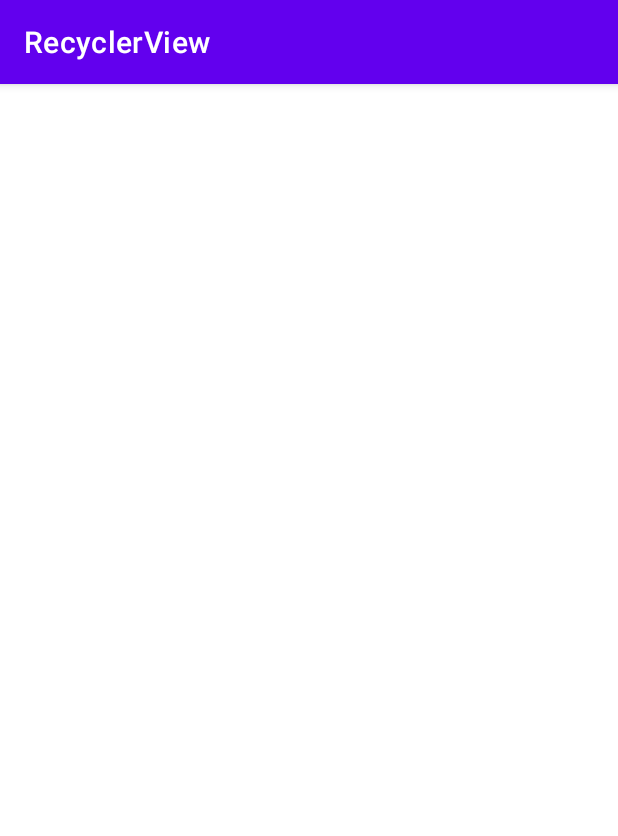
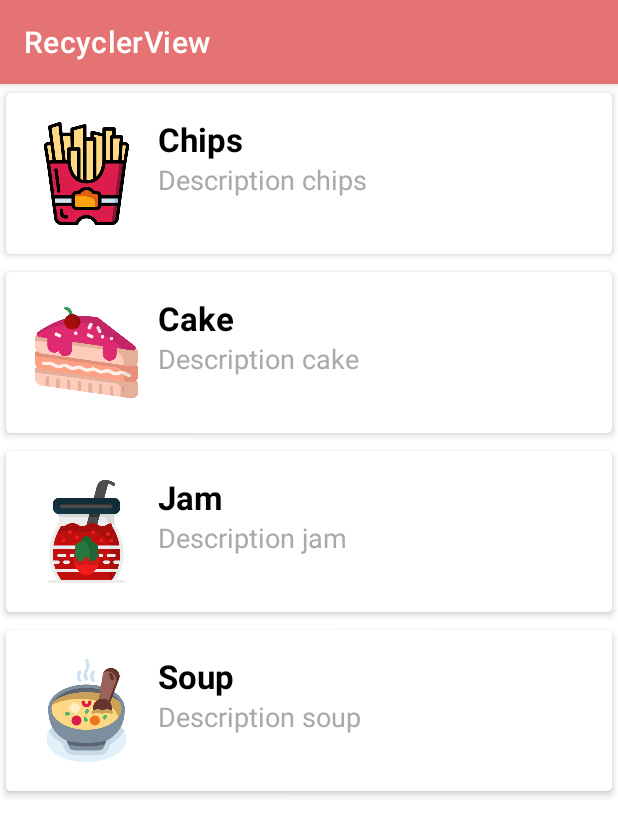
Before and after one commit to isilsubasi08/Kotlin-RecyclerView, an Android app: the screen it shows after launch (MainActivity), on a phone screen of 412 x 824 dp. Shown: the top 836 px of the screen. Run offline under Robolectric (Android 15) with nearby library versions, the phone set to English and light mode, and no system bars.

```diff
--- a/app/src/main/java/com/example/recyclerview/MainActivity.kt
+++ b/app/src/main/java/com/example/recyclerview/MainActivity.kt
@@ -2,10 +2,25 @@ package com.example.recyclerview
 
 import androidx.appcompat.app.AppCompatActivity
 import android.os.Bundle
+import androidx.recyclerview.widget.LinearLayoutManager
+import kotlinx.android.synthetic.main.activity_main.*
 
 class MainActivity : AppCompatActivity() {
     override fun onCreate(savedInstanceState: Bundle?) {
         super.onCreate(savedInstanceState)
         setContentView(R.layout.activity_main)
+
+        val arrayList = ArrayList<Model>()
+        arrayList.add(Model("Chips","Description chips",R.drawable.icon1))
+        arrayList.add(Model("Cake","Description cake",R.drawable.icon2))
+        arrayList.add(Model("Jam","Description jam",R.drawable.icon3))
+        arrayList.add(Model("Soup","Description soup",R.drawable.icon4))
+
+
+        val myAdapter= MyAdapter(arrayList,this)
+
+        recyclerView.layoutManager=LinearLayoutManager(this)
+        recyclerView.adapter=myAdapter
+
     }
 }
--- a/app/src/main/res/values/colors.xml
+++ b/app/src/main/res/values/colors.xml
@@ -1,8 +1,8 @@
 <?xml version="1.0" encoding="utf-8"?>
 <resources>
     <color name="purple_200">#FFBB86FC</color>
-    <color name="purple_500">#FF6200EE</color>
-    <color name="purple_700">#FF3700B3</color>
+    <color name="purple_500">#E57373</color>
+    <color name="purple_700">#E57373</color>
     <color name="teal_200">#FF03DAC5</color>
     <color name="teal_700">#FF018786</color>
     <color name="black">#FF000000</color>
```
Also changed, not shown: app/src/main/java/com/example/recyclerview/MyAdapter.kt (+19 -0 lines), app/src/main/res/drawable/icon1.png (added), app/src/main/res/drawable/icon2.png (added), app/src/main/res/drawable/icon3.png (added), app/src/main/res/drawable/icon4.png (added), 4 other files.
